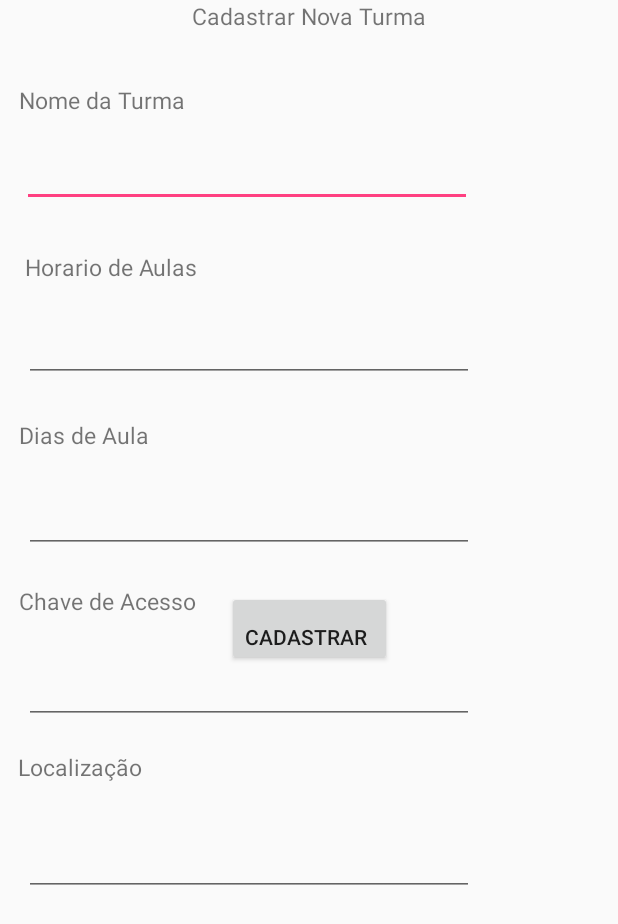
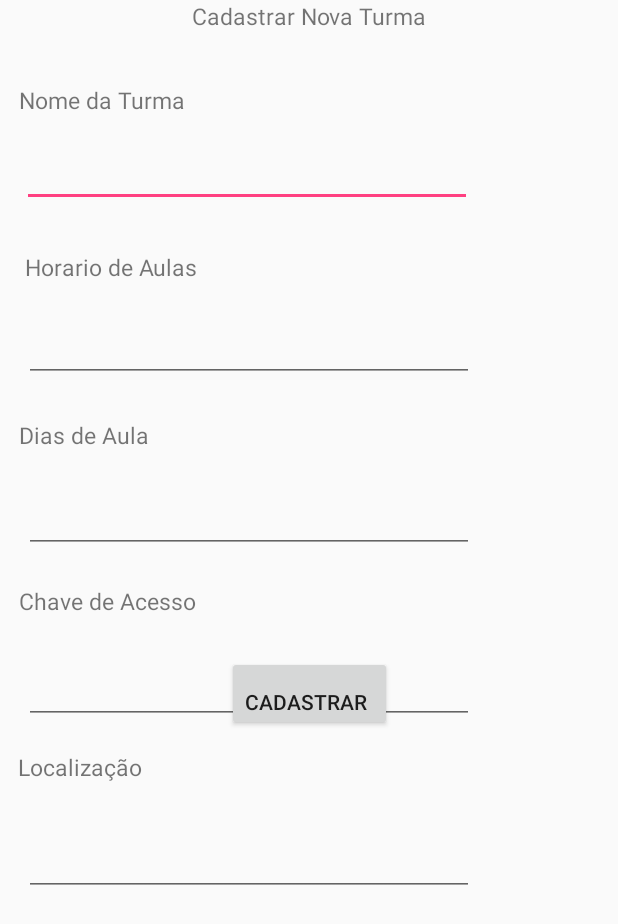
Before and after one commit to igorqsilva/DSM2017-01, an Android app: the layout activity_cadastro_turma.xml on its own in the app's theme, with its tools: preview values and no code run, on a phone screen of 412 x 824 dp. Shown: the top 924 px of the screen. Run offline under Robolectric (Android 15) with nearby library versions, the phone set to English and light mode, and no system bars.

Commit message:
Modificações No Estilo do Aplicativo

```diff
--- a/HereIam/app/src/main/res/layout/activity_cadastro_turma.xml
+++ b/HereIam/app/src/main/res/layout/activity_cadastro_turma.xml
@@ -142,9 +142,8 @@
         app:layout_constraintLeft_toLeftOf="parent"
         app:layout_constraintRight_toRightOf="parent"
         app:layout_constraintTop_toTopOf="parent"
-        android:layout_marginTop="394dp"
-        android:id="@+id/button"
-        tools:layout_editor_absoluteY="394dp" />
+        android:layout_marginTop="437dp"
+        android:id="@+id/button" />
 
     <TextView
         android:layout_width="wrap_content"
--- a/HereIam/app/src/main/res/values/styles.xml
+++ b/HereIam/app/src/main/res/values/styles.xml
@@ -1,7 +1,7 @@
 <resources>
 
     <!-- Base application theme. -->
-    <style name="AppTheme" parent="Theme.AppCompat.Light.DarkActionBar">
+    <style name="AppTheme" parent="Theme.AppCompat.Light.NoActionBar">
         <!-- Customize your theme here. -->
         <item name="colorPrimary">@color/colorPrimary</item>
         <item name="colorPrimaryDark">@color/colorPrimaryDark</item>
```
